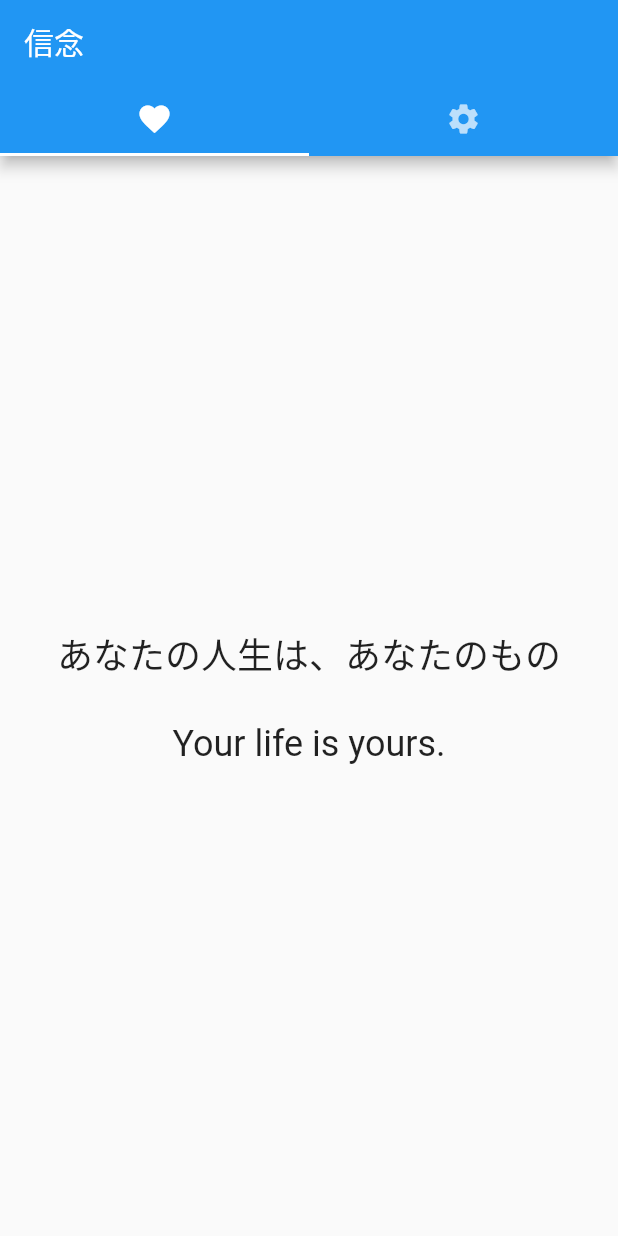
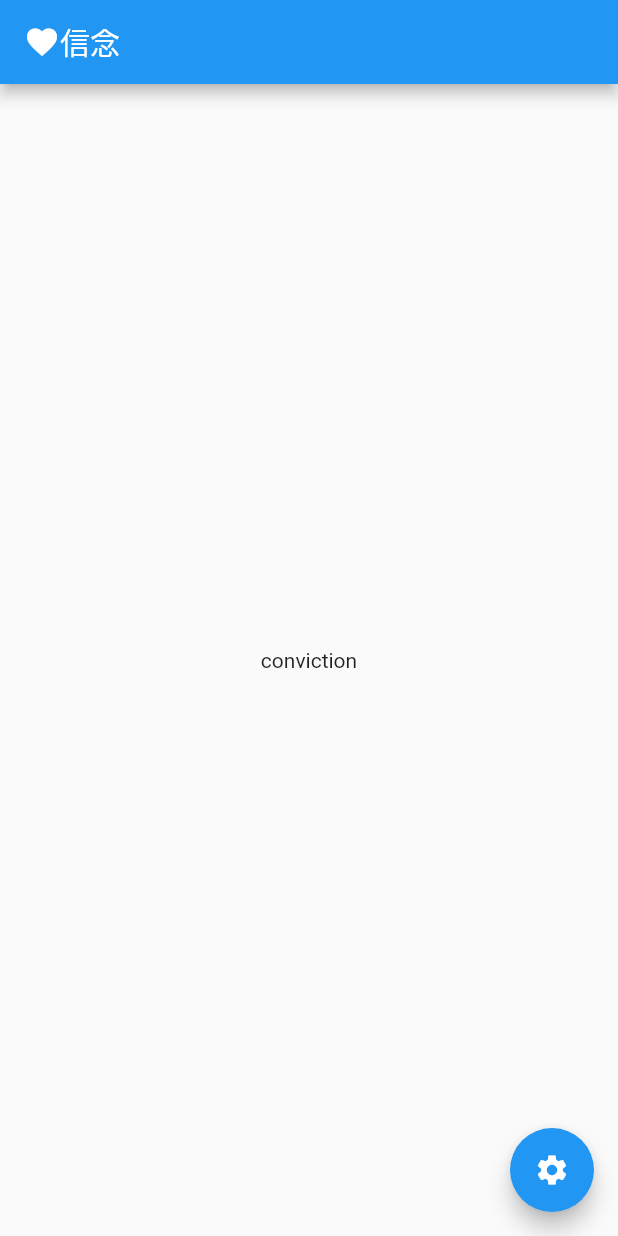
Before and after one commit to ShibuyaMidori/conviction, a Flutter app: the screen it shows after launch, on a phone screen of 412 x 824 dp. Run offline on Flutter 3.47's test engine with Material 2 defaults, Android fonts, the phone set to English and light mode, and no system bars.

Commit message:
動く状態

```diff
--- a/lib/main.dart
+++ b/lib/main.dart
@@ -1,54 +1,47 @@
 import 'package:flutter/material.dart';
+import 'package:conviction/settings.dart';
 
 void main() {
-  runApp(const MainScreen());
+  runApp(
+    MaterialApp(
+      title: '信念',
+      initialRoute: '/',
+      routes: {
+        '/': (context) => const MainScreen(),
+        '/settings': (context) => const SettingsScreen(),
+      },
+    ),
+  );
 }
 
 class MainScreen extends StatelessWidget {
   const MainScreen({Key? key}) : super(key: key);
-  final String myMessage = 'あなたの人生は、あなたのもの\n\nYour life is yours.';
-  final String settingMessage = '\n\n\n漠然と毎日見るのではなく\n時々「ふりかえり」ませんか\n\n\n';
-  final String updateMessage =
-      '今後は任意の文字を自由に\n設定できるようにする予定です。\n\n少々、お待ちください。\n\n\n・アップデート予定\n任意の文字設定\nカラー設定（文字、背景）';
+  // String conviction = '1st';
 
   @override
   Widget build(BuildContext context) {
-    return MaterialApp(
-      home: DefaultTabController(
-        length: 2,
-        child: Scaffold(
-          appBar: AppBar(
-            bottom: const TabBar(
-              tabs: [
-                Tab(icon: Icon(Icons.favorite)),
-                Tab(icon: Icon(Icons.settings)),
-              ],
-            ),
-            title: const Text('信念'),
-          ),
-          body: TabBarView(
-            children: <Widget>[
-              Center(
-                child: Text(
-                  myMessage,
-                  style: const TextStyle(fontSize: 24),
-                  textAlign: TextAlign.center,
-                ),
-              ),
-              Column(children: <Widget>[
-                Text(
-                  settingMessage,
-                  style: const TextStyle(fontSize: 20),
-                ),
-                Text(
-                  updateMessage,
-                  style: const TextStyle(fontSize: 16),
-                ),
-              ])
+    return Scaffold(
+      appBar: AppBar(
+          automaticallyImplyLeading: false,
+          title: Row(
+            children: const [
+              Icon(Icons.favorite),
+              Text('信念'),
             ],
-          ),
-        ),
-      ),
+          )),
+      body: Center(child: Text('conviction')),
+      floatingActionButton: FloatingActionButton(
+        onPressed: () => Navigator.pushNamed(context, '/settings'),
+        child: const Icon(Icons.settings),
+      ), //
+    );
+  }
+
+  // データ連携に必要？
+  void _navigateAndDisplaySelection(BuildContext context) async {
+    String conviction = await Navigator.push(
+      context,
+      MaterialPageRoute(builder: (context) => const SettingsScreen()),
     );
   }
 }
```
Also changed, not shown: lib/settings.dart (added, +32 -0 lines).
